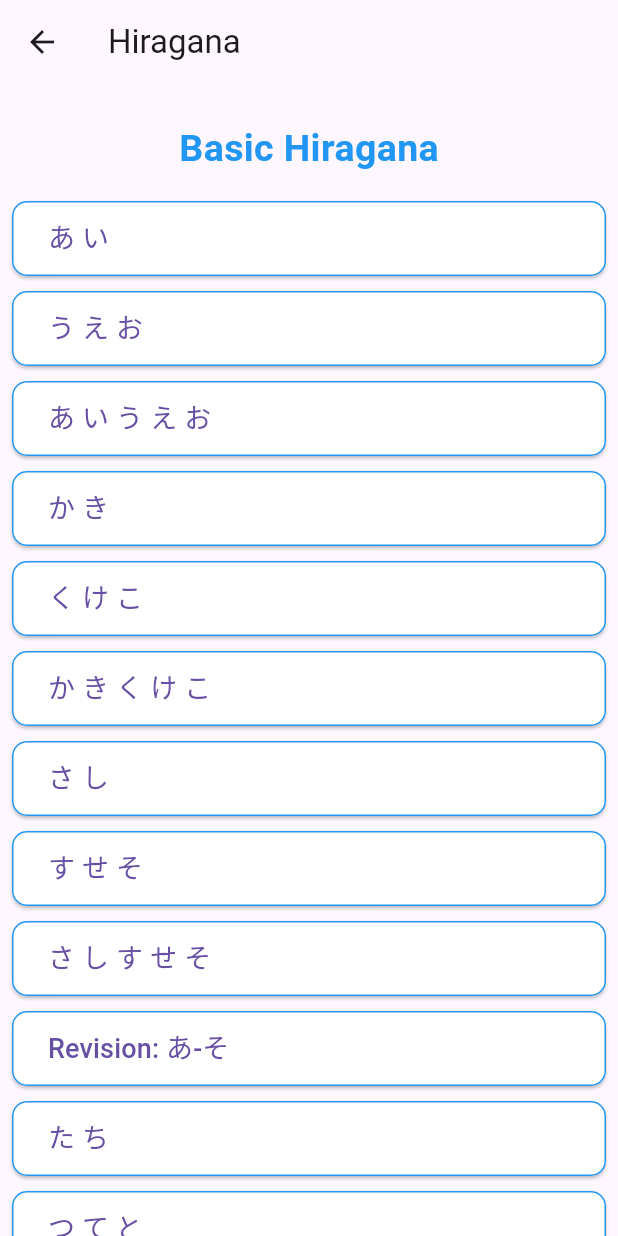
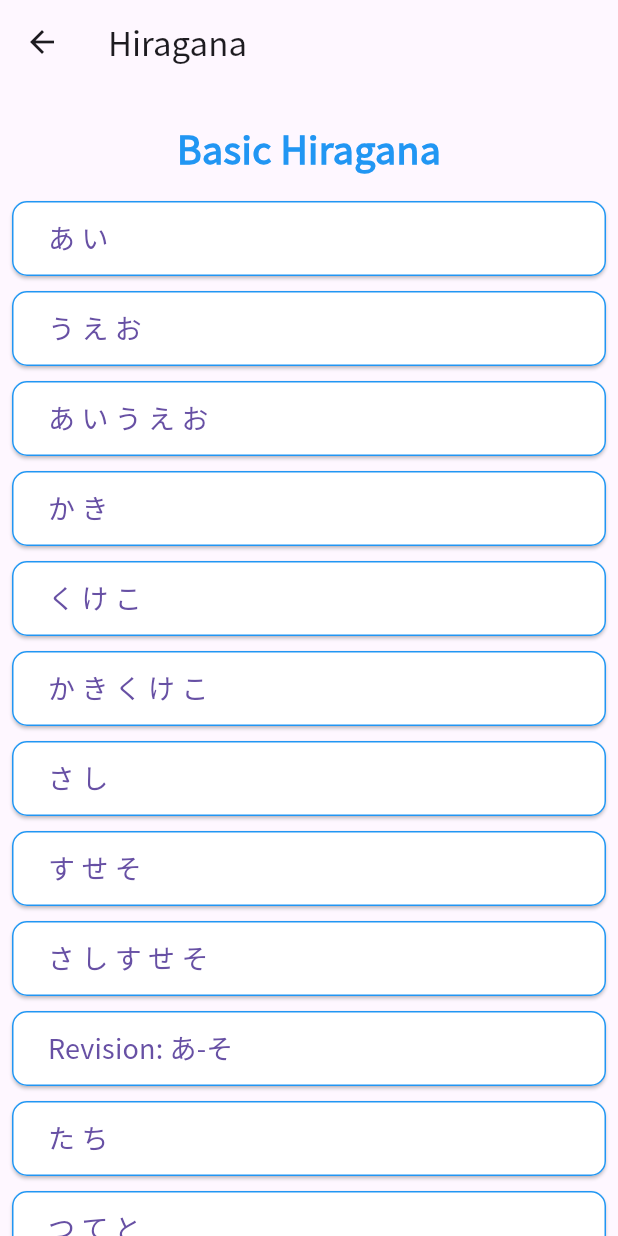
Before and after one commit to sloisel/jinglejangle, a Flutter app: the screen it shows after launch, after a tap on "Hiragana", on a phone screen of 412 x 824 dp. Run offline on Flutter 3.47's test engine with Material 3 defaults, Android fonts, the light colour scheme and no system bars; our stand-ins replace audioplayers, auto_size_text, flutter_tts.

Commit message:
Enable full offline PWA support
- Bundle NotoSansCJKjp font (16MB) for complete Japanese coverage
- Replace Roboto with NotoSansJP as default font
- Bundle Google Font fallbacks locally (Roboto, Noto Sans JP/SC subsets)
- Configure Flutter to use local CanvasKit instead of CDN
- Set fontFallbackBaseUrl to serve fonts locally
- Patch service worker to precache all assets in batches
- Fix service worker fetch handler for base-href

```diff
--- a/assets/problemset.json
+++ b/assets/problemset.json
@@ -1,7 +1,7 @@
 {"name": "Jingle Jangle" ,
   "children": [
     { "name": "Hiragana",
-      "fontChoices": ["Roboto","Gyosyo"],
+      "fontChoices": ["NotoSansJP","Gyosyo"],
       "homonyms": [["じ","ぢ","ジ","ビ"],
         ["ず","づ","ズ","ヅ"]],
       "children": [ { "name": "Basic Hiragana" },
@@ -79,7 +79,7 @@
     },
     {
       "name": "Katakana",
-      "fontChoices": ["Roboto","Gyosyo"],
+      "fontChoices": ["NotoSansJP","Gyosyo"],
       "homonyms": [
         ["じ", "ぢ", "ジ", "ビ"],
         ["ず", "づ", "ズ", "ヅ"]
--- a/lib/gameboard.dart
+++ b/lib/gameboard.dart
@@ -21,7 +21,7 @@ Widget makeButton({
   double marginTop = 5,
   double marginBottom = 5,
   Color color = Colors.grey,
-  String fontFamily = "Roboto"
+  String fontFamily = "NotoSansJP"
 }) {
   return Positioned(
       left: x + marginLeft,
--- a/lib/main.dart
+++ b/lib/main.dart
@@ -37,6 +37,9 @@ class MyApp extends StatelessWidget {
   Widget build(BuildContext context) {
     return MaterialApp(
       title: 'Jingle Jangle',
+      theme: ThemeData(
+        fontFamily: 'NotoSansJP',
+      ),
       initialRoute: '/',
       routes: {
 //        '/': (context) => const Spelling(),
--- a/lib/navigation.dart
+++ b/lib/navigation.dart
@@ -82,7 +82,7 @@ class PreGameState extends State<PreGame> {
               tileset[k],
               presetFontSizes: textsizes,
               textAlign: TextAlign.center,
-              style: const TextStyle(fontFamily: "Roboto"),
+              style: const TextStyle(fontFamily: "NotoSansJP"),
             ),
           ));
     }
--- a/lib/probloader.dart
+++ b/lib/probloader.dart
@@ -65,7 +65,7 @@ Map<String,dynamic> fixprobset2(Map<String,dynamic> P,
   if(foo.containsKey("children")) {
     var Q = List<Map<String,dynamic>>.from(foo["children"]);
     for(var k=0; k<Q.length;k++) {
-      copyOption(foo,Q[k],"fontChoices",["Roboto"]);
+      copyOption(foo,Q[k],"fontChoices",["NotoSansJP"]);
       copyOption(foo,Q[k],"keyboard",["QWERTYUIOP","ASDFGHJKL","ZXCVBNM"]);
       copyOption(foo,Q[k],"titleHint",false);
       copyOption(foo,Q[k],"maxtime",15);
--- a/pubspec.yaml
+++ b/pubspec.yaml
@@ -70,6 +70,9 @@ flutter:
     - family: Kaisyo
       fonts:
         - asset: fonts/ackaisyo.ttf
+    - family: NotoSansJP
+      fonts:
+        - asset: fonts/NotoSansCJKjp-Regular.otf
 
   # To add assets to your application, add an assets section, like this:
   # assets:
```
Also changed, not shown: 5 other files.
